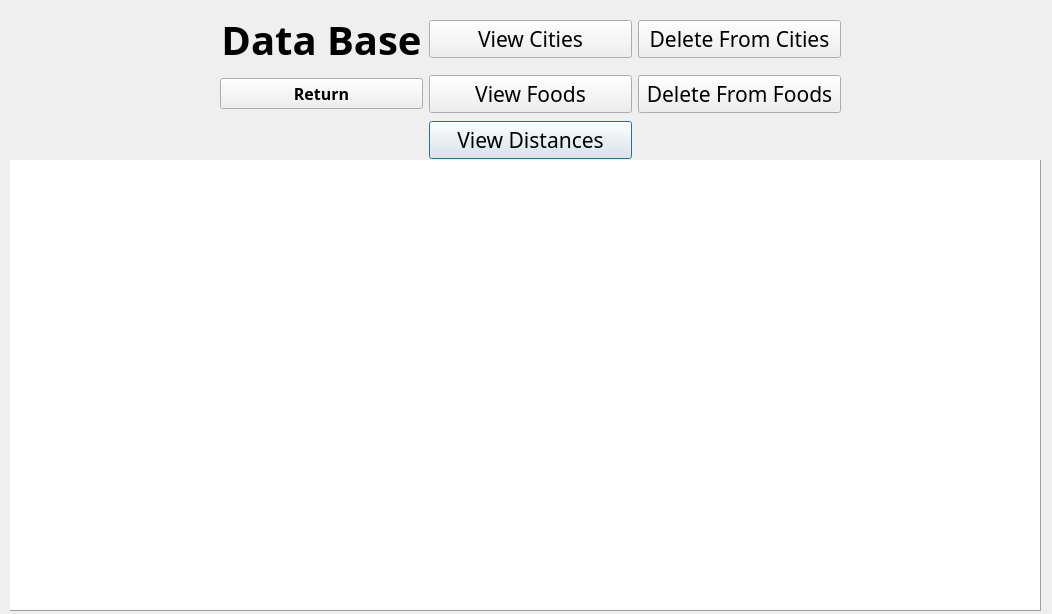
tsukidan/CS1D-Project-1, file administrator.ui: the form before one commit.
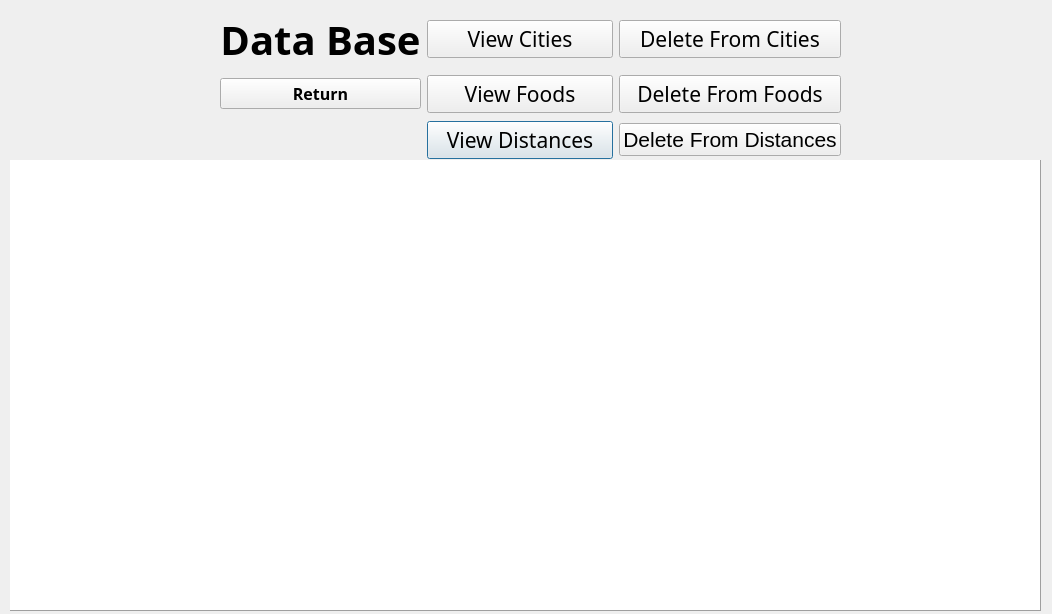
The form after the commit.

Commit message: add deletion of foods, cities, and distances.

```diff
--- a/administrator.ui
+++ b/administrator.ui
@@ -157,6 +157,13 @@
       </property>
      </widget>
     </item>
+    <item row="2" column="2">
+     <widget class="QPushButton" name="deleteDistances">
+      <property name="text">
+       <string>Delete From Distances</string>
+      </property>
+     </widget>
+    </item>
    </layout>
   </widget>
   <widget class="QTableView" name="databaseView">
```
The commit also changes 2 other files.
